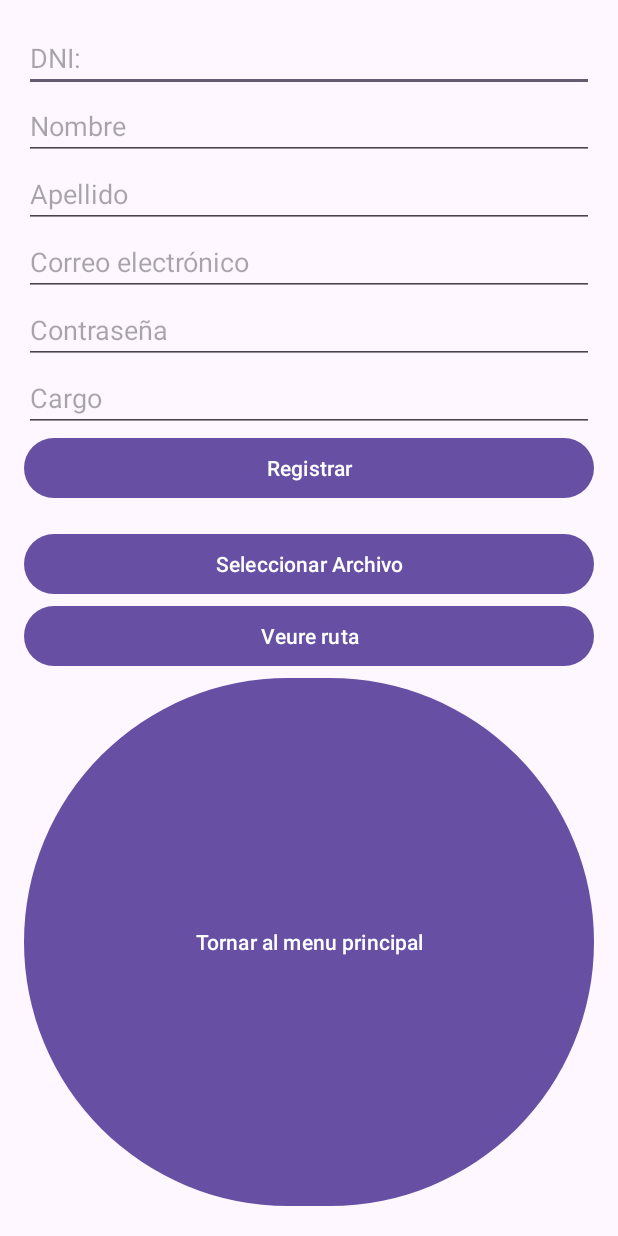
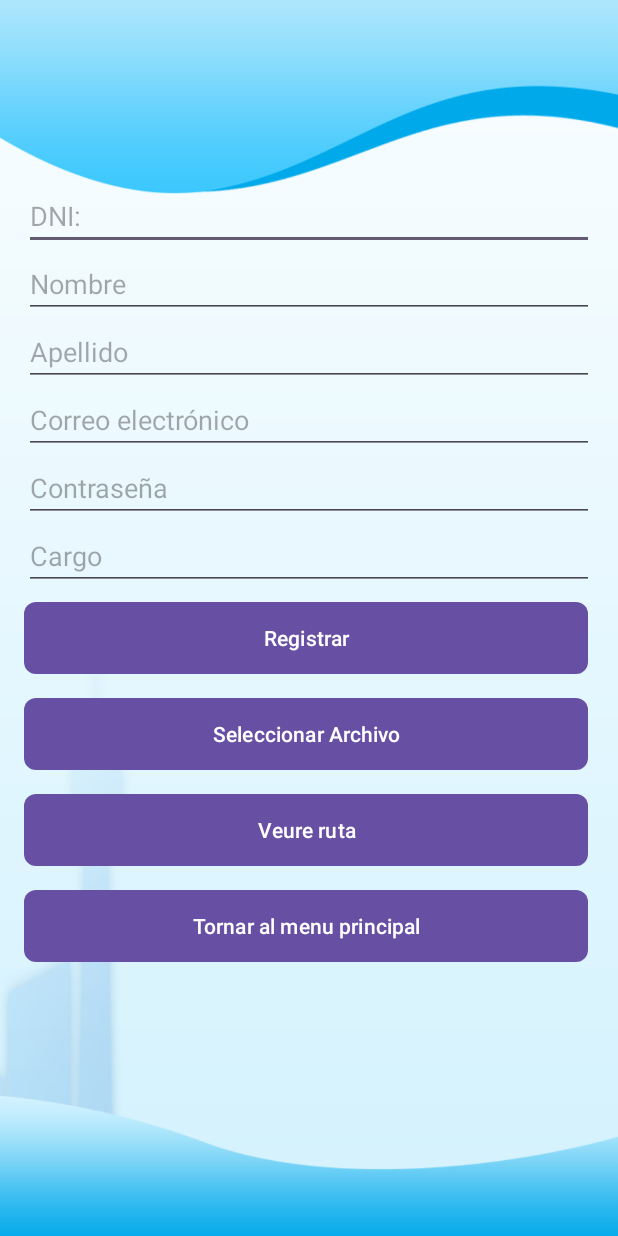
Before and after one commit to abdel1311fatah/App-Gestio-Fichar, an Android app: the Register screen opened directly, with no data from a screen before it, on a phone screen of 412 x 824 dp. Run offline under Robolectric (Android 15) with nearby library versions, the phone set to English and light mode, and no system bars; our stand-ins replace Firebase (no records; nobody signed in at launch, a user with empty details on screens opened directly).

Commit message:
diseny fet

```diff
--- /dev/null
+++ b/app/src/main/res/drawable/custom_button_background.xml
@@ -0,0 +1,6 @@
+<?xml version="1.0" encoding="utf-8"?>
+    <shape xmlns:android="http://schemas.android.com/apk/res/android"
+        android:shape="rectangle">
+        <solid android:color="#C3B432" /> <!-- Color de fondo del botón -->
+        <corners android:radius="8dp" /> <!-- Radio de los bordes -->
+    </shape>
--- a/app/src/main/res/layout/activity_register.xml
+++ b/app/src/main/res/layout/activity_register.xml
@@ -2,6 +2,8 @@
 <LinearLayout xmlns:android="http://schemas.android.com/apk/res/android"
     android:layout_width="match_parent"
     android:layout_height="match_parent"
+    xmlns:app="http://schemas.android.com/apk/res-auto"
+    android:background="@drawable/fondo"
     android:orientation="vertical"
     android:padding="16dp">
 
@@ -11,33 +13,54 @@
         android:layout_height="wrap_content"
         android:ems="10"
         android:hint="DNI:"
-        android:inputType="text" />
+        android:inputType="text"
+        android:layout_marginTop="105dp"
+        app:layout_constraintBottom_toBottomOf="parent"
+        app:layout_constraintEnd_toEndOf="parent"
+        app:layout_constraintStart_toStartOf="parent"
+        app:layout_constraintTop_toTopOf="parent"/>
 
     <EditText
         android:id="@+id/editTextNombre"
         android:layout_width="match_parent"
         android:layout_height="wrap_content"
-        android:hint="Nombre" />
+        android:hint="Nombre"
+        app:layout_constraintBottom_toBottomOf="parent"
+        app:layout_constraintEnd_toEndOf="parent"
+        app:layout_constraintStart_toStartOf="parent"
+        app:layout_constraintTop_toTopOf="parent"/>
 
     <EditText
         android:id="@+id/editTextApellido"
         android:layout_width="match_parent"
         android:layout_height="wrap_content"
-        android:hint="Apellido" />
+        android:hint="Apellido"
+        app:layout_constraintBottom_toBottomOf="parent"
+        app:layout_constraintEnd_toEndOf="parent"
+        app:layout_constraintStart_toStartOf="parent"
+        app:layout_constraintTop_toTopOf="parent"/>
 
     <EditText
         android:id="@+id/editTextEmail"
         android:layout_width="match_parent"
         android:layout_height="wrap_content"
         android:hint="Correo electrónico"
-        android:inputType="textEmailAddress" />
+        android:inputType="textEmailAddress"
+        app:layout_constraintBottom_toBottomOf="parent"
+        app:layout_constraintEnd_toEndOf="parent"
+        app:layout_constraintStart_toStartOf="parent"
+        app:layout_constraintTop_toTopOf="parent"/>
 
     <EditText
         android:id="@+id/editTextContrasena"
         android:layout_width="match_parent"
         android:layout_height="wrap_content"
         android:hint="Contraseña"
-        android:inputType="textPassword" />
+        android:inputType="textPassword"
+        app:layout_constraintBottom_toBottomOf="parent"
+        app:layout_constraintEnd_toEndOf="parent"
+        app:layout_constraintStart_toStartOf="parent"
+        app:layout_constraintTop_toTopOf="parent"/>
 
     <EditText
         android:id="@+id/editTextCharge"
@@ -45,35 +68,66 @@
         android:layout_height="wrap_content"
         android:ems="10"
         android:hint="Cargo"
-        android:inputType="text" />
+        android:inputType="text"
+        app:layout_constraintBottom_toBottomOf="parent"
+        app:layout_constraintEnd_toEndOf="parent"
+        app:layout_constraintStart_toStartOf="parent"
+        app:layout_constraintTop_toTopOf="parent"/>
 
     <Button
         android:id="@+id/buttonRegister"
-        android:layout_width="match_parent"
+        android:layout_width="376dp"
         android:layout_height="wrap_content"
-        android:text="Registrar" />
+        android:layout_marginTop="8dp"
+        android:layout_marginBottom="8dp"
+        android:background="@drawable/custom_button_background"
+        android:text="Registrar"
+        app:layout_constraintBottom_toBottomOf="parent"
+        app:layout_constraintEnd_toEndOf="parent"
+        app:layout_constraintStart_toStartOf="parent"
+        app:layout_constraintTop_toTopOf="parent"/>
 
     <Button
         android:id="@+id/selectFileButton"
-        android:layout_width="match_parent"
+        android:layout_width="376dp"
         android:layout_height="wrap_content"
-        android:layout_marginTop="16dp"
+        android:layout_marginTop="8dp"
+        android:layout_marginBottom="8dp"
+        android:layout_weight="0"
+        android:background="@drawable/custom_button_background"
         android:onClick="openFilePicker"
-        android:text="Seleccionar Archivo" />
+        android:text="Seleccionar Archivo"
+        app:layout_constraintBottom_toBottomOf="parent"
+        app:layout_constraintEnd_toEndOf="parent"
+        app:layout_constraintStart_toStartOf="parent"
+        app:layout_constraintTop_toTopOf="parent"/>
 
     <Button
         android:id="@+id/button"
-        android:layout_width="match_parent"
+        android:layout_width="376dp"
         android:layout_height="wrap_content"
+        android:layout_marginTop="8dp"
+        android:layout_marginBottom="8dp"
+        android:background="@drawable/custom_button_background"
         android:onClick="veureRuta"
-        android:text="Veure ruta" />
+        android:text="Veure ruta"
+        app:layout_constraintBottom_toBottomOf="parent"
+        app:layout_constraintEnd_toEndOf="parent"
+        app:layout_constraintStart_toStartOf="parent"
+        app:layout_constraintTop_toTopOf="parent"/>
 
     <Button
         android:id="@+id/mainBtn"
-        android:layout_width="match_parent"
-        android:layout_height="67dp"
-        android:layout_weight="1"
+        android:layout_width="376dp"
+        android:layout_height="wrap_content"
+        android:layout_marginTop="8dp"
+        android:layout_marginBottom="8dp"
+        android:background="@drawable/custom_button_background"
         android:onClick="goToMain"
-        android:text="Tornar al menu principal" />
+        android:text="Tornar al menu principal"
+        app:layout_constraintBottom_toBottomOf="parent"
+        app:layout_constraintEnd_toEndOf="parent"
+        app:layout_constraintStart_toStartOf="parent"
+        app:layout_constraintTop_toTopOf="parent"/>
 
 </LinearLayout>
```
Also changed, not shown: app/src/main/res/layout/activity_contador_hores.xml (+10 -3 lines), app/src/main/res/layout/activity_crud.xml (+24 -5 lines), app/src/main/res/layout/activity_login.xml (+39 -11 lines), app/src/main/res/layout/activity_main.xml (+32 -23 lines), app/src/main/res/drawable/fondo.jpg.
